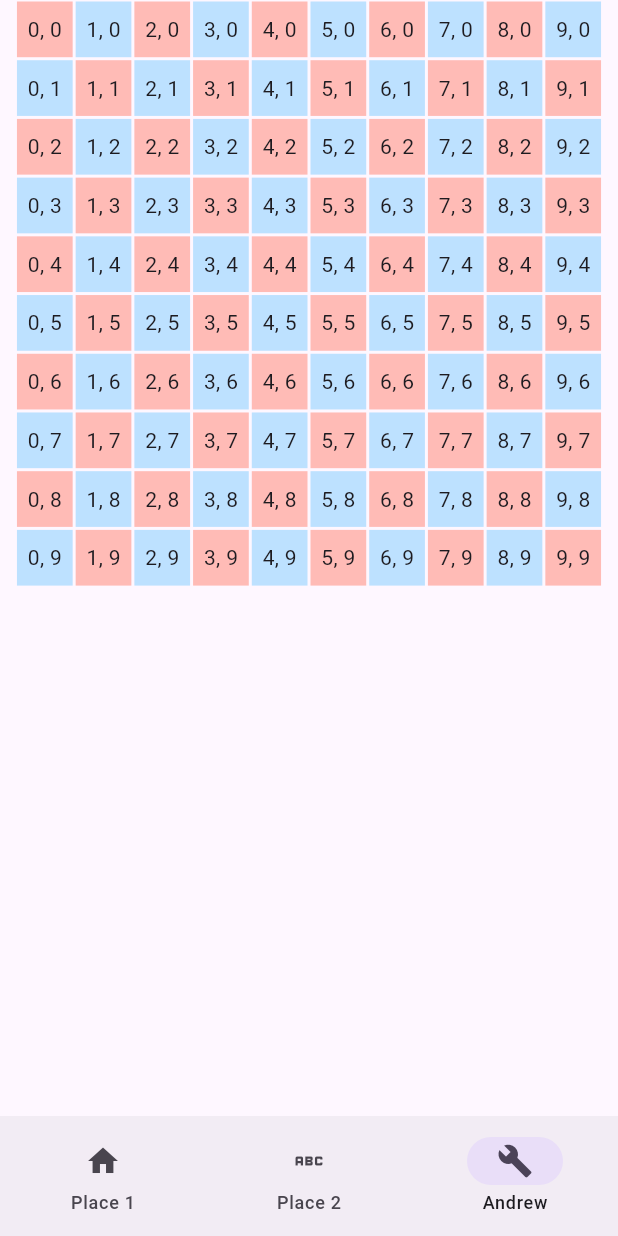
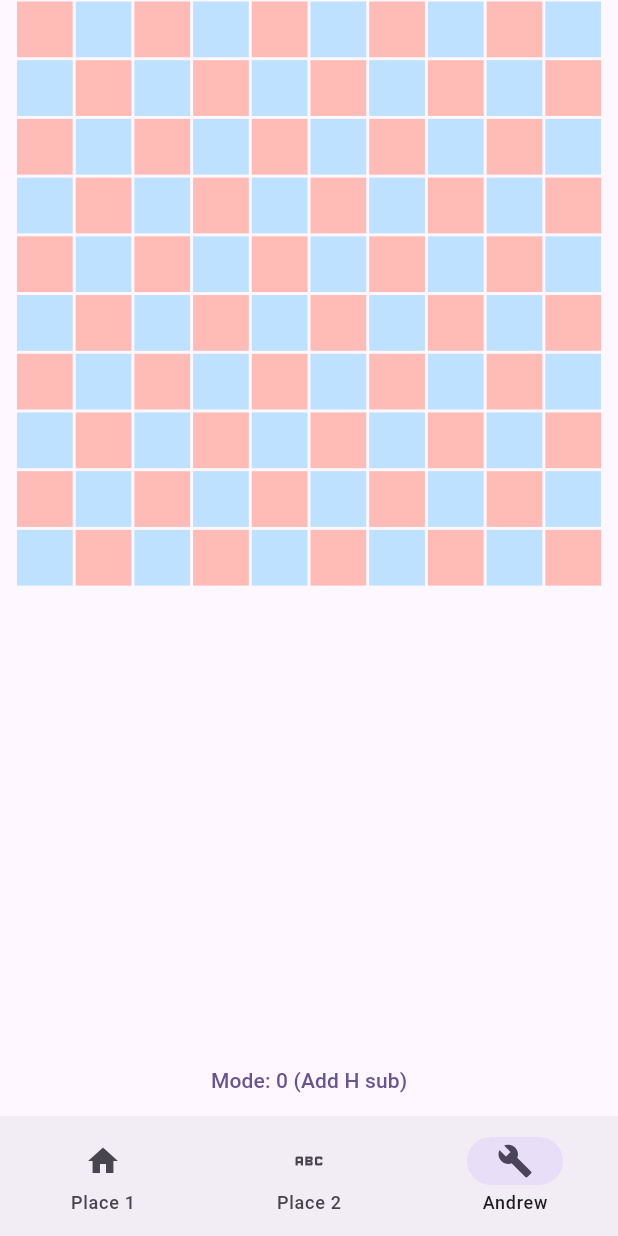
Before and after one commit to alichman/Puddle-Pirates, a Flutter app: the screen it shows after launch, item 3 of the bottom bar chosen, on a phone screen of 412 x 824 dp. Run offline on Flutter 3.47's test engine with Material 3 defaults, Android fonts, the phone set to English and light mode, and no system bars.

Commit message:
Finalized interactions

```diff
--- a/puddle_pirates/lib/battleship.dart
+++ b/puddle_pirates/lib/battleship.dart
@@ -6,6 +6,9 @@
 */
 
 import 'package:flutter/material.dart';
+import 'package:provider/provider.dart';
+import 'package:puddle_pirates/states.dart';
+
 
 enum ShipType {
   destroyer,
@@ -15,7 +18,7 @@ enum ShipType {
   minesweeper,
 }
 
-enum ShotResult {
+enum Shot {
   hit,
   miss
 }
@@ -30,6 +33,15 @@ class Coord {
   String toString() {
     return '($x, $y)';
   }
+
+  void validate () {
+    if (x > 9 ||  x < 0) {
+      throw Exception('Coordinate error: x $x is out of range');
+    }
+    if (y > 9 || y < 0) {
+      throw Exception('Coordinate error: y $y is out of range');
+    }
+  }
 }
 
 const shipLengthMap = {
@@ -40,6 +52,15 @@ const shipLengthMap = {
   ShipType.minesweeper: 2
 };
 
+// Temporary display of ships.
+const Map<ShipType, Color> shipColorMap = {
+  ShipType.carrier: Color.fromARGB(255, 0, 42, 1),
+  ShipType.battleship: Color.fromARGB(255, 11, 87, 12),
+  ShipType.submarine: Color.fromARGB(255, 28, 111, 29),
+  ShipType.destroyer: Color.fromARGB(255, 54, 144, 55),
+  ShipType.minesweeper: Color.fromARGB(255, 81, 193, 83),
+};
+
 class Ship {
   ShipType type;
   Coord base;
@@ -47,18 +68,43 @@ class Ship {
 
   Ship(this.type, this.base, this.vert);
 
+  List<Coord> getOccupiedSquares() {
+    final List<Coord> result = [];
+    int x = base.x, y = base.y;
+    for (int i=0; i < shipLengthMap[type]!; i++) {
+      result.add(Coord(x, y));
+      if(vert) {y ++;} else {x++;}
+    }
+    return result;
+  }
+
   @override
   String toString() {
     return '$type at $base (${vert ? 'v' : 'h'})';
   }
 }
 
-class Grid {
-  // 10x10 null grid
+// Used for selectors based on all grid content.
+class GridContent {
+  final Ship? ship;
+  final Shot? shot;
+
+  GridContent(this.ship, this.shot);
+}
+
+class Grid extends ChangeNotifier{
+  /* Grid containing all of the battleship info.
+    This grid store two 10x10 grids - one holding all ships,
+    and one holding all attacks from the opponent.
+    Additionally, ships will be stored in a list, and
+    can be used to select their occupied area on the grid.
+  */
+
+  // 10x10 null grids
   final List<List<Ship?>> _shipGrid = List.generate(10, (_) => List.filled(10, null));
   final List<Ship> _ships = [];
+  final List<List<Shot?>> _hitsGrid = List.generate(10, (_) => List.filled(10, null));
 
-  // Returns ship
   Ship? getShipFromSquare (Coord square) {
     if (square.x > 10 || square.x < 0 ) throw Exception('Grid Error: x=${square.x} is out of bounds.');
     if (square.y > 10 || square.y < 0 ) throw Exception('Grid Error: y=${square.y} is out of bounds.');
@@ -67,21 +113,15 @@ class Grid {
 
   // Checks line for any ships.
   bool isLineEmpty(Coord base, int len, bool vert) {
-    if (vert) {
-      for (int y = base.y; y < base.y + len - 1; y++) {
-        if(getShipFromSquare(Coord(base.x, y)) != null) return false;
+    int x = base.x, y = base.y;
+    for (int i=0; i < len; i++) {
+      if(getShipFromSquare(Coord(x, y)) != null) return false;
+      if(vert) {y ++;} else {x++;}
     }
-    } else {
-      for (int x = base.x; x < base.x + len - 1; x++) {
-        if(getShipFromSquare(Coord(x, base.y)) != null) return false;
-      }
-    }
-
     return true;
   }
 
   void addShip (ShipType type, Coord base, bool vert) {
-    print('Adding $type at $base');
     // Validate position
     if (!isLineEmpty(base, shipLengthMap[type]!, vert)) throw Exception('Grid Error: Line not empty');
 
@@ -90,21 +130,50 @@ class Grid {
     final shipLen = shipLengthMap[type]!;
 
     int x = base.x, y = base.y;
-    for (int i=0; i < shipLen - 1; i++) {
+    for (int i=0; i < shipLen; i++) {
       _shipGrid[x][y] = ship;
       if(vert) {y ++;} else {x++;}
     }
     _ships.add(ship);
-    print('success $ship');
+    notifyListeners();
+  }
+
+  void removeShip (Ship? ship) {
+    if (ship == null) {
+      return;
+    }
+    for (Coord s in ship.getOccupiedSquares()){
+      _shipGrid[s.x][ s.y] = null;
+    }
+    _ships.remove(ship);
+    notifyListeners();
+  }
+
+  void attack (Coord square) {
+    square.validate();
+
+    // Don't allow attacks on previous attacked squares.
+    if (_hitsGrid[square.x][square.y] != null) throw Exception("Grid Error: Can't attack non-null square");
+
+    _hitsGrid[square.x][square.y] = getShipFromSquare(square) == null ? Shot.miss : Shot.hit;
+    notifyListeners();
+  }
+
+  // Sets hit values without additional logic. Not to be used for attacking.
+  void setHits (List<Coord> squares, Shot? value) {
+    for (Coord s in squares) {
+      s.validate();
+      _hitsGrid[s.x][s.y] = value;
+    }
+    notifyListeners();
   }
 }
 
-// Global grid for any ongoing game.
-// TODO: move to state once that's well defined.
-Grid currentGameGrid = Grid();
-
 // Display section
 // Battleship graphics will be handled here
+// Might be good to move this when we have proper UI.
+
+
 
 // Temporary full page.
 class BattleshipPage extends StatefulWidget {
@@ -115,33 +184,58 @@ class BattleshipPage extends StatefulWidget {
 }
 
 class _BattleshipPageState extends State<BattleshipPage> {
+  // Temporary test player
+  Player player = Player('test 1');
+
+  /* Horrific mode handling. Worst code ever written.
+  I'm glad this will be deleted as soon as UI is done.
+  This only exists to test different functions.
+      0 - add a horizontal submarine
+      1 - add a vertical carrier
+      2 - delete ship
+      4 - Fire
+      5 - Heal ship fully
+  */
+  int mode = 0;
+  List<String> modeText = ['Add H sub',
+                          'Add V Carrier',
+                          'Delete',
+                          'Fire',
+                          'Heal'];
 
   @override
   Widget build(BuildContext context) {
-    return Center(
-      child: SizedBox(
+    return Column(children: [
+      Expanded(child: ChangeNotifierProvider.value(
+        value: player.grid,
+        child: Center(child: SizedBox(
           width: MediaQuery.of(context).size.width * 0.95, // Take up 80% of the screen width.
-        child: BattleshipGrid()
+          child: BattleshipGrid(mode: mode)
         ),
-    );
+      ))),
+      TextButton(onPressed: () => setState(() => mode = (mode+1) % 5), child: Text('Mode: $mode (${modeText[mode]})'))
+      ]);
   }
 }
 
 class BattleshipGrid extends StatelessWidget {
-  const BattleshipGrid({super.key});
+  final int mode;
+  const BattleshipGrid({super.key, required this.mode});
 
   static const gridSize = 10;
 
   @override
   Widget build(BuildContext context) {
 
-    Color getSquareColor(Coord square) {
-      if (currentGameGrid.getShipFromSquare(square) == null) {
-        return [const Color.fromARGB(255, 255, 187, 182), const Color.fromARGB(255, 189, 225, 255)][(square.x + square.y) % 2];
+    Color getSquareColor(int x, int y, Ship? ship) {
+      if (ship == null) {
+        return [const Color.fromARGB(255, 255, 187, 182),
+         const Color.fromARGB(255, 189, 225, 255)][(x+y) % 2];
       }
-      return Colors.green;
+      return shipColorMap[ship.type]!;
     }
 
+    // Cenetered 10x10 grid. Size is handled externally.
     return Center(child: GridView.builder(
       gridDelegate: SliverGridDelegateWithFixedCrossAxisCount(crossAxisCount: gridSize),
       itemCount: gridSize*gridSize,
@@ -149,16 +243,35 @@ class BattleshipGrid extends StatelessWidget {
         int y = index ~/ gridSize;
         int x = index % gridSize;
 
+
+
+        // Each cell is its own gesture detector, and updates individually
+        // based on the corresponding grid cell's value.
+        return Selector<Grid, GridContent?>(
+          selector: (_, grid) => GridContent(grid._shipGrid[x][y], grid._hitsGrid[x][y]) ,
+          builder: (context, content, child) {
+            final grid = context.read<Grid>();
+            final ship = content?.ship;
+            final shot = content?.shot;
             return GestureDetector(
-          onTap: () => currentGameGrid.addShip(ShipType.submarine, Coord(x, y), false),
+              onTap: (){
+                try {
+                  if (mode == 0) {grid.addShip(ShipType.submarine, Coord(x, y), false);}
+                  else if (mode == 1) {grid.addShip(ShipType.carrier, Coord(x, y), true);}
+                  else if (mode == 2) {grid.removeShip(ship);}
+                  else if (mode == 3) {grid.attack(Coord(x, y));}
+                  else if (mode == 4) {grid.setHits(ship == null ? [] : ship.getOccupiedSquares() , null);}
+                } catch (e) {
+                  print(e);
+                }
+              },
               child: Container(
-            color: getSquareColor(Coord(x, y)),
+                color: getSquareColor(x, y, ship),
                 alignment: Alignment.center,
-            child: Text('$x, $y'),
                 margin: EdgeInsets.all(1),
-          )
-        );
-      },
+                child: Text('${{Shot.hit: 'hit', Shot.miss: 'miss', null: ''}[shot]}', style: TextStyle(backgroundColor: Colors.white),),
               ));
+          });
+      }));
   }
 }
--- a/puddle_pirates/lib/states.dart
+++ b/puddle_pirates/lib/states.dart
@@ -2,13 +2,17 @@
 Methods that involve logic outside of states should be done elsewhere. */
 
 import 'package:flutter/material.dart';
+import 'package:puddle_pirates/battleship.dart';
 
 class GameState extends ChangeNotifier {
   int round = 0;
+  List<Player> players = [Player('p1'), Player('p2')];
 }
 
 // Will probably move this to a separate file once it grows.
 class Player {
-  String name = '';
+  String name;
 
+  Player(this.name);
+  Grid grid = Grid();
 }
--- a/puddle_pirates/pubspec.yaml
+++ b/puddle_pirates/pubspec.yaml
@@ -34,6 +34,7 @@ dependencies:
   # The following adds the Cupertino Icons font to your application.
   # Use with the CupertinoIcons class for iOS style icons.
   cupertino_icons: ^1.0.8
+  provider: ^6.1.2
 
 dev_dependencies:
   flutter_test:
```
Also changed, not shown: puddle_pirates/pubspec.lock. Lines whose indentation alone changed are shown as unchanged.
